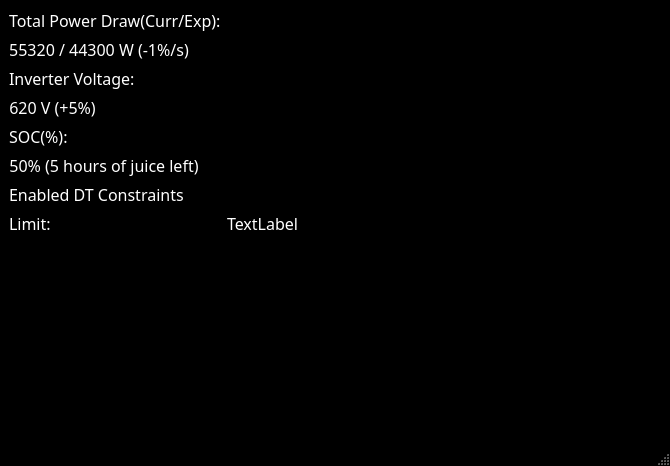
First picture: the form in src/voidsterdebugwindow.ui, repository FSLART/volante_alpha_qt, before the edit.
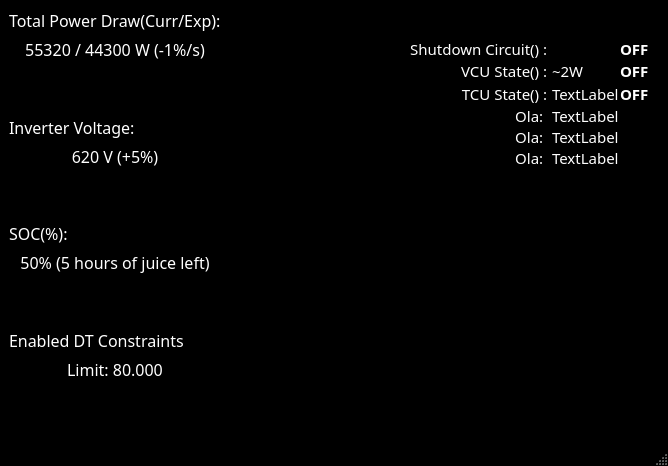
Second picture: the form after the edit. Custom widgets are drawn as their Qt base class.

Commit message: Debug Window right side

```diff
--- a/src/voidsterdebugwindow.ui
+++ b/src/voidsterdebugwindow.ui
@@ -6,7 +6,7 @@
    <rect>
     <x>0</x>
     <y>0</y>
-    <width>670</width>
+    <width>668</width>
     <height>466</height>
    </rect>
   </property>
@@ -481,19 +481,15 @@
     </sizepolicy>
    </property>
    <layout class="QGridLayout" name="gridLayout">
-    <item row="0" column="0">
-     <layout class="QHBoxLayout" name="horizontalLayout" stretch="0,0">
+    <item row="0" column="1">
+     <layout class="QHBoxLayout" name="horizontalLayout" stretch="0,0,0">
       <item>
        <layout class="QVBoxLayout" name="LeftVerticalLayout">
         <item>
-         <layout class="QFormLayout" name="LeftFormlayout">
-          <item row="0" column="0">
-           <widget class="QLabel" name="label">
-            <property name="text">
-             <string>Total Power Draw(Curr/Exp):</string>
-            </property>
-           </widget>
-          </item>
+         <layout class="QGridLayout" name="LeftGridLayout">
+          <property name="sizeConstraint">
+           <enum>QLayout::SetDefaultConstraint</enum>
+          </property>
           <item row="1" column="0">
            <widget class="FLabel" name="TotalPowerDraw_Label">
             <property name="text">
@@ -510,31 +506,7 @@
             </property>
            </widget>
           </item>
-          <item row="2" column="0">
-           <widget class="QLabel" name="InverterVoltage_Prefix">
-            <property name="text">
-             <string>Inverter Voltage:</string>
-            </property>
-           </widget>
-          </item>
-          <item row="3" column="0">
-           <widget class="FLabel" name="InverterVoltage_Label">
-            <property name="text">
-             <string>620 V (+5%)</string>
-            </property>
-            <property name="alignment">
-             <set>Qt::AlignCenter</set>
-            </property>
-           </widget>
-          </item>
-          <item row="4" column="0">
-           <widget class="QLabel" name="SOC_Prefix">
-            <property name="text">
-             <string>SOC(%):</string>
-            </property>
-           </widget>
-          </item>
-          <item row="5" column="0">
+          <item row="7" column="0">
            <widget class="FLabel" name="SOC_Label">
             <property name="text">
              <string>50% (5 hours of juice left)</string>
@@ -544,24 +516,103 @@
             </property>
            </widget>
           </item>
-          <item row="6" column="0">
+          <item row="4" column="0">
+           <widget class="FLabel" name="InverterVoltage_Label">
+            <property name="text">
+             <string>620 V (+5%)</string>
+            </property>
+            <property name="alignment">
+             <set>Qt::AlignCenter</set>
+            </property>
+           </widget>
+          </item>
+          <item row="2" column="0">
+           <spacer name="TotalPowerDraw_Spacer">
+            <property name="orientation">
+             <enum>Qt::Vertical</enum>
+            </property>
+            <property name="sizeHint" stdset="0">
+             <size>
+              <width>20</width>
+              <height>40</height>
+             </size>
+            </property>
+           </spacer>
+          </item>
+          <item row="3" column="0">
+           <widget class="QLabel" name="InverterVoltage_Prefix">
+            <property name="text">
+             <string>Inverter Voltage:</string>
+            </property>
+           </widget>
+          </item>
+          <item row="5" column="0">
+           <spacer name="InverterVoltage_Spacer">
+            <property name="orientation">
+             <enum>Qt::Vertical</enum>
+            </property>
+            <property name="sizeHint" stdset="0">
+             <size>
+              <width>20</width>
+              <height>40</height>
+             </size>
+            </property>
+           </spacer>
+          </item>
+          <item row="9" column="0">
            <widget class="QLabel" name="DTConstraints_Prefix">
             <property name="text">
              <string>Enabled DT Constraints</string>
             </property>
            </widget>
           </item>
-          <item row="7" column="0">
+          <item row="8" column="0">
+           <spacer name="SOC_Spacer">
+            <property name="orientation">
+             <enum>Qt::Vertical</enum>
+            </property>
+            <property name="sizeHint" stdset="0">
+             <size>
+              <width>20</width>
+              <height>40</height>
+             </size>
+            </property>
+           </spacer>
+          </item>
+          <item row="10" column="0">
            <widget class="QLabel" name="DTConstraints_Label">
             <property name="text">
-             <string>Limit:</string>
+             <string>Limit: 80.000</string>
             </property>
+            <property name="alignment">
+             <set>Qt::AlignCenter</set>
+            </property>
            </widget>
           </item>
-          <item row="7" column="1">
-           <widget class="QLabel" name="label_2">
+          <item row="6" column="0">
+           <widget class="QLabel" name="SOC_Prefix">
             <property name="text">
-             <string>TextLabel</string>
+             <string>SOC(%):</string>
+            </property>
+           </widget>
+          </item>
+          <item row="11" column="0">
+           <spacer name="DTConstraints_Spacer">
+            <property name="orientation">
+             <enum>Qt::Vertical</enum>
+            </property>
+            <property name="sizeHint" stdset="0">
+             <size>
+              <width>20</width>
+              <height>40</height>
+             </size>
+            </property>
+           </spacer>
+          </item>
+          <item row="0" column="0">
+           <widget class="QLabel" name="TotalPowerDraw_Prefix">
+            <property name="text">
+             <string>Total Power Draw(Curr/Exp):</string>
             </property>
            </widget>
           </item>
@@ -570,10 +621,20 @@
        </layout>
       </item>
       <item>
-       <layout class="QVBoxLayout" name="RigthVerticalLayout">
-        <property name="spacing">
-         <number>6</number>
+       <spacer name="horizontalSpacer">
+        <property name="orientation">
+         <enum>Qt::Horizontal</enum>
         </property>
+        <property name="sizeHint" stdset="0">
+         <size>
+          <width>1</width>
+          <height>20</height>
+         </size>
+        </property>
+       </spacer>
+      </item>
+      <item>
+       <layout class="QVBoxLayout" name="verticalLayout_2">
         <property name="sizeConstraint">
          <enum>QLayout::SetDefaultConstraint</enum>
         </property>
@@ -589,12 +650,300 @@
         <property name="bottomMargin">
          <number>30</number>
         </property>
+        <item>
+         <layout class="QGridLayout" name="gridLayout_2">
+          <property name="spacing">
+           <number>1</number>
+          </property>
+          <item row="3" column="1">
+           <widget class="QLabel" name="label_8">
+            <property name="maximumSize">
+             <size>
+              <width>16777215</width>
+              <height>20</height>
+             </size>
+            </property>
+            <property name="font">
+             <font>
+              <family>Source Code Pro</family>
+              <pointsize>11</pointsize>
+             </font>
+            </property>
+            <property name="text">
+             <string>TextLabel</string>
+            </property>
+           </widget>
+          </item>
+          <item row="1" column="0">
+           <widget class="QLabel" name="label_3">
+            <property name="maximumSize">
+             <size>
+              <width>16777215</width>
+              <height>20</height>
+             </size>
+            </property>
+            <property name="font">
+             <font>
+              <family>Source Code Pro</family>
+              <pointsize>11</pointsize>
+             </font>
+            </property>
+            <property name="text">
+             <string>VCU State() : </string>
+            </property>
+            <property name="alignment">
+             <set>Qt::AlignRight|Qt::AlignTrailing|Qt::AlignVCenter</set>
+            </property>
+           </widget>
+          </item>
+          <item row="1" column="1">
+           <widget class="QLabel" name="label_4">
+            <property name="maximumSize">
+             <size>
+              <width>16777215</width>
+              <height>20</height>
+             </size>
+            </property>
+            <property name="font">
+             <font>
+              <family>Source Code Pro</family>
+              <pointsize>11</pointsize>
+             </font>
+            </property>
+            <property name="text">
+             <string>~2W </string>
+            </property>
+            <property name="wordWrap">
+             <bool>false</bool>
+            </property>
+           </widget>
+          </item>
+          <item row="2" column="0">
+           <widget class="QLabel" name="label_5">
+            <property name="maximumSize">
+             <size>
+              <width>16777215</width>
+              <height>20</height>
+             </size>
+            </property>
+            <property name="font">
+             <font>
+              <family>Source Code Pro</family>
+              <pointsize>11</pointsize>
+             </font>
+            </property>
+            <property name="text">
+             <string>TCU State() : </string>
+            </property>
+            <property name="alignment">
+             <set>Qt::AlignRight|Qt::AlignTrailing|Qt::AlignVCenter</set>
+            </property>
+           </widget>
+          </item>
+          <item row="5" column="1">
+           <widget class="QLabel" name="label_12">
+            <property name="maximumSize">
+             <size>
+              <width>16777215</width>
+              <height>20</height>
+             </size>
+            </property>
+            <property name="font">
+             <font>
+              <family>Source Code Pro</family>
+              <pointsize>11</pointsize>
+             </font>
+            </property>
+            <property name="text">
+             <string>TextLabel</string>
+            </property>
+           </widget>
+          </item>
+          <item row="4" column="0">
+           <widget class="QLabel" name="label_9">
+            <property name="maximumSize">
+             <size>
+              <width>16777215</width>
+              <height>20</height>
+             </size>
+            </property>
+            <property name="font">
+             <font>
+              <family>Source Code Pro</family>
+              <pointsize>11</pointsize>
+             </font>
+            </property>
+            <property name="text">
+             <string>Ola:  </string>
+            </property>
+            <property name="alignment">
+             <set>Qt::AlignRight|Qt::AlignTrailing|Qt::AlignVCenter</set>
+            </property>
+           </widget>
+          </item>
+          <item row="5" column="0">
+           <widget class="QLabel" name="label_11">
+            <property name="maximumSize">
+             <size>
+              <width>16777215</width>
+              <height>20</height>
+             </size>
+            </property>
+            <property name="font">
+             <font>
+              <family>Source Code Pro</family>
+              <pointsize>11</pointsize>
+             </font>
+            </property>
+            <property name="text">
+             <string>Ola:  </string>
+            </property>
+            <property name="alignment">
+             <set>Qt::AlignRight|Qt::AlignTrailing|Qt::AlignVCenter</set>
+            </property>
+           </widget>
+          </item>
+          <item row="2" column="1">
+           <widget class="QLabel" name="label_6">
+            <property name="maximumSize">
+             <size>
+              <width>16777215</width>
+              <height>20</height>
+             </size>
+            </property>
+            <property name="font">
+             <font>
+              <family>Source Code Pro</family>
+              <pointsize>11</pointsize>
+             </font>
+            </property>
+            <property name="text">
+             <string>TextLabel</string>
+            </property>
+           </widget>
+          </item>
+          <item row="3" column="0">
+           <widget class="QLabel" name="label_7">
+            <property name="maximumSize">
+             <size>
+              <width>16777215</width>
+              <height>20</height>
+             </size>
+            </property>
+            <property name="font">
+             <font>
+              <family>Source Code Pro</family>
+              <pointsize>11</pointsize>
+             </font>
+            </property>
+            <property name="text">
+             <string>Ola:  </string>
+            </property>
+            <property name="alignment">
+             <set>Qt::AlignRight|Qt::AlignTrailing|Qt::AlignVCenter</set>
+            </property>
+           </widget>
+          </item>
+          <item row="4" column="1">
+           <widget class="QLabel" name="label_10">
+            <property name="maximumSize">
+             <size>
+              <width>16777215</width>
+              <height>20</height>
+             </size>
+            </property>
+            <property name="font">
+             <font>
+              <family>Source Code Pro</family>
+              <pointsize>11</pointsize>
+             </font>
+            </property>
+            <property name="text">
+             <string>TextLabel</string>
+            </property>
+           </widget>
+          </item>
+          <item row="1" column="2">
+           <widget class="QLabel" name="label_13">
+            <property name="font">
+             <font>
+              <family>Source Code Pro</family>
+              <pointsize>11</pointsize>
+              <weight>75</weight>
+              <bold>true</bold>
+             </font>
+            </property>
+            <property name="text">
+             <string>OFF</string>
+            </property>
+           </widget>
+          </item>
+          <item row="0" column="2">
+           <widget class="QLabel" name="label_2">
+            <property name="maximumSize">
+             <size>
+              <width>16777215</width>
+              <height>20</height>
+             </size>
+            </property>
+            <property name="font">
+             <font>
+              <family>Source Code Pro</family>
+              <pointsize>11</pointsize>
+              <weight>75</weight>
+              <bold>true</bold>
+             </font>
+            </property>
+            <property name="text">
+             <string>OFF</string>
+            </property>
+           </widget>
+          </item>
+          <item row="0" column="0">
+           <widget class="QLabel" name="label">
+            <property name="maximumSize">
+             <size>
+              <width>16777215</width>
+              <height>20</height>
+             </size>
+            </property>
+            <property name="font">
+             <font>
+              <family>Source Code Pro</family>
+              <pointsize>11</pointsize>
+             </font>
+            </property>
+            <property name="text">
+             <string>Shutdown Circuit() : </string>
+            </property>
+            <property name="alignment">
+             <set>Qt::AlignRight|Qt::AlignTrailing|Qt::AlignVCenter</set>
+            </property>
+           </widget>
+          </item>
+          <item row="2" column="2">
+           <widget class="QLabel" name="label_14">
+            <property name="font">
+             <font>
+              <family>Source Code Pro</family>
+              <pointsize>11</pointsize>
+              <weight>75</weight>
+              <bold>true</bold>
+             </font>
+            </property>
+            <property name="text">
+             <string>OFF</string>
+            </property>
+           </widget>
+          </item>
+         </layout>
+        </item>
         <item>
          <widget class="ContaRotacoes" name="contaRotacoes" native="true">
           <property name="minimumSize">
            <size>
-            <width>0</width>
-            <height>0</height>
+            <width>200</width>
+            <height>200</height>
            </size>
           </property>
           <property name="autoFillBackground">
```
Left out of the diff: 2 changed lines with no effect on the pictures.
